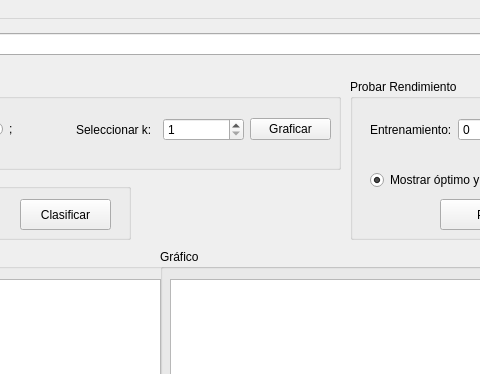
Old version of the form knn.ui in the repository devMeex/ia-knn; both pictures show x 240 to 720 and y 0 to 374 of the 972 by 921 pixel window.
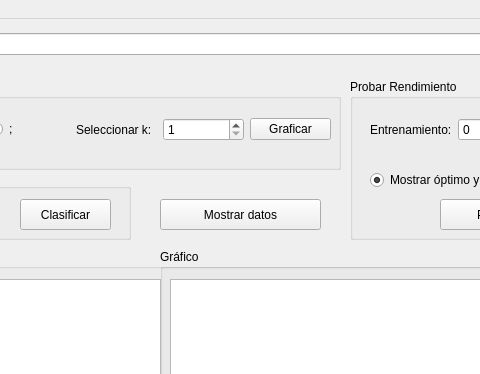
New version of the form.

Commit message: implemented methods on ui

What changed in the file:
```diff
--- a/knn.ui
+++ b/knn.ui
@@ -406,6 +406,19 @@
      </layout>
     </widget>
    </widget>
+   <widget class="QPushButton" name="pushButton">
+    <property name="geometry">
+     <rect>
+      <x>400</x>
+      <y>180</y>
+      <width>161</width>
+      <height>31</height>
+     </rect>
+    </property>
+    <property name="text">
+     <string>Mostrar datos</string>
+    </property>
+   </widget>
   </widget>
   <widget class="QMenuBar" name="menubar">
    <property name="geometry">
```
Left out of the diff: 90 changed lines with no effect on the pictures. The commit also changes 5 other files.
